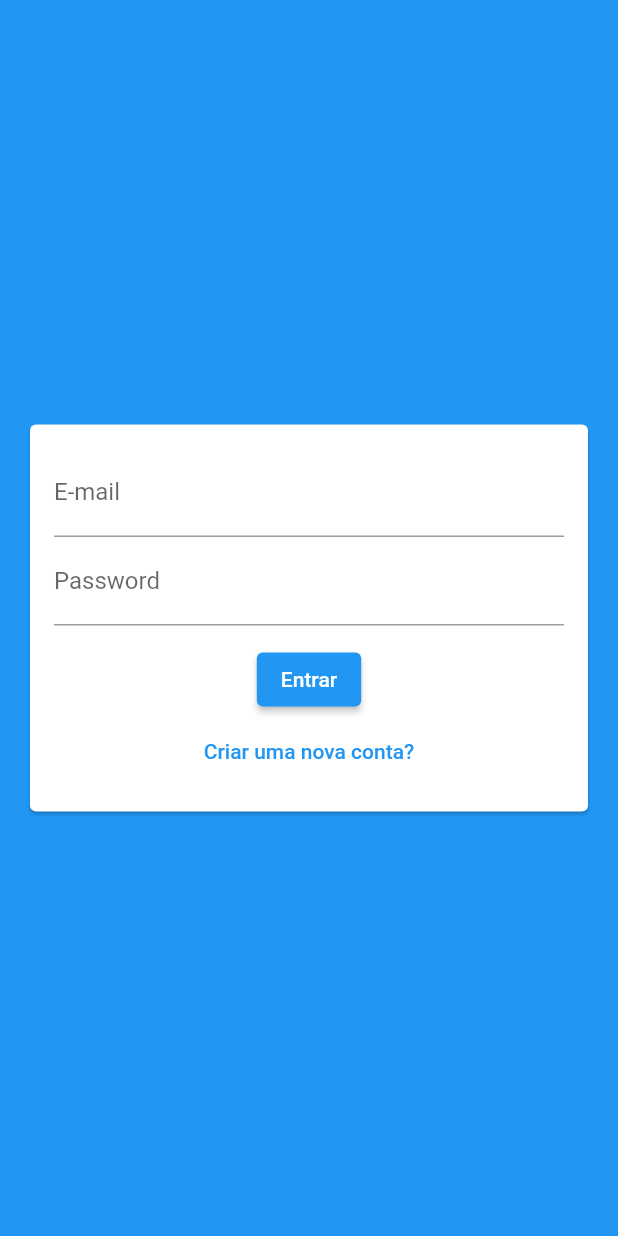
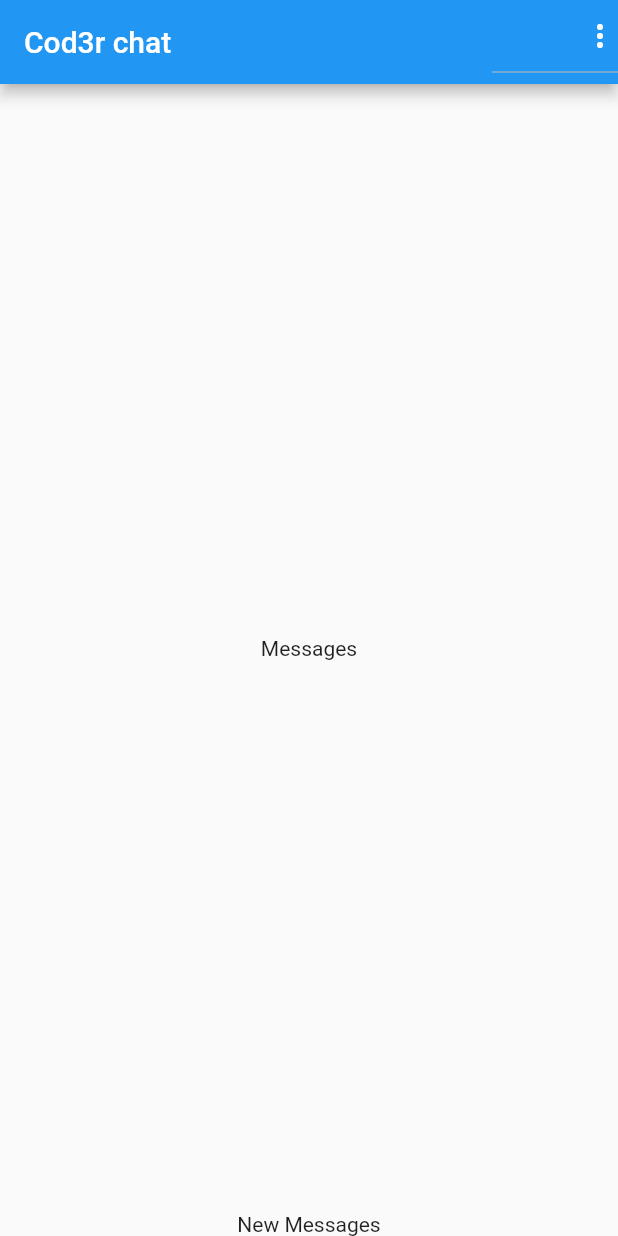
Before and after one commit to Yures1lva/chat-firebase, a Flutter app: the screen it shows after launch, on a phone screen of 412 x 824 dp. Run offline on Flutter 3.47's test engine with Material 2 defaults, Android fonts, the phone set to English and light mode, and no system bars; our stand-ins replace image_picker; accounts and stored records are empty.

Commit message:
começando chatPage e terminando authservice

```diff
--- /dev/null
+++ b/chat_firebase/lib/componets/messages.dart
@@ -0,0 +1,12 @@
+import 'package:flutter/material.dart';
+
+class Messages extends StatelessWidget {
+  const Messages({super.key});
+
+  @override
+  Widget build(BuildContext context) {
+    return const Center(
+      child: Text("Messages"),
+    );
+  }
+}
--- /dev/null
+++ b/chat_firebase/lib/componets/new_messages.dart
@@ -0,0 +1,12 @@
+import 'package:flutter/material.dart';
+
+class NewMessages extends StatelessWidget {
+  const NewMessages({super.key});
+
+  @override
+  Widget build(BuildContext context) {
+    return const Center(
+      child: Text("New Messages"),
+    );
+  }
+}
--- a/chat_firebase/lib/core/services/auth/auth_mock_service.dart
+++ b/chat_firebase/lib/core/services/auth/auth_mock_service.dart
@@ -7,13 +7,18 @@ import 'package:chat_firebase/core/services/auth/auth_service.dart';
 import '../../models/chat_user.dart';
 
 class AuthMockServie implements AuthService {
+
+  static final _defaultuser = ChatUser(name: "name", email: "arroz@gmail.com", id: "1", imageUrl: "assets/image/avatar.png",);
+
   // ignore: prefer_final_fields
-  static Map<String, ChatUser> _users = {};
+  static Map<String, ChatUser> _users = {
+    _defaultuser.email: _defaultuser,
+  };
   static ChatUser? _currentUser;
   static MultiStreamController<ChatUser?>? _controller;
   static final _userStream = Stream<ChatUser?>.multi((controller) {
     _controller = controller;
-    _updateUser(null);
+    _updateUser(_defaultuser);
   });
 
   @override
@@ -37,7 +42,7 @@ class AuthMockServie implements AuthService {
         name: name,
         email: email,
         id: Random().nextDouble().toString(),
-        imageUrl: image?.path ?? '/assets/images/...');
+        imageUrl: image?.path ?? 'assets/images/avatar.png');
 
     _users.putIfAbsent(email, () => newUser);
     _updateUser(newUser);
--- a/chat_firebase/lib/core/services/auth/auth_service.dart
+++ b/chat_firebase/lib/core/services/auth/auth_service.dart
@@ -1,4 +1,6 @@
 import 'dart:io';
+
+import 'package:chat_firebase/core/services/auth/auth_mock_service.dart';
 
 import '../../models/chat_user.dart';
 
@@ -18,4 +20,8 @@ abstract class AuthService {
     String password,
   );
   Future<void> logout();
+
+  factory AuthService (){
+    return AuthMockServie();
+  }
 }
--- a/chat_firebase/lib/pages/auth_or_app_page.dart
+++ b/chat_firebase/lib/pages/auth_or_app_page.dart
@@ -1,5 +1,5 @@
 import 'package:chat_firebase/core/models/chat_user.dart';
-import 'package:chat_firebase/core/services/auth/auth_mock_service.dart';
+import 'package:chat_firebase/core/services/auth/auth_service.dart';
 import 'package:chat_firebase/pages/auth_page.dart';
 import 'package:chat_firebase/pages/chat_page.dart';
 import 'package:chat_firebase/pages/loading_page.dart';
@@ -12,7 +12,7 @@ class AuthAppPAge extends StatelessWidget {
   Widget build(BuildContext context) {
     return Scaffold(
       body: StreamBuilder<ChatUser?>(
-        stream: AuthMockServie().userChanges,
+        stream: AuthService().userChanges,
         builder: ((context, snapshot) {
           if (snapshot.connectionState == ConnectionState.waiting) {
             return const LoadingPage();
--- a/chat_firebase/lib/pages/auth_page.dart
+++ b/chat_firebase/lib/pages/auth_page.dart
@@ -1,6 +1,6 @@
 import 'package:chat_firebase/componets/auth_form.dart';
 import 'package:chat_firebase/core/models/auth_form_data.dart';
-import 'package:chat_firebase/core/services/auth/auth_mock_service.dart';
+import 'package:chat_firebase/core/services/auth/auth_service.dart';
 import 'package:flutter/material.dart';
 
 class AuthPage extends StatefulWidget {
@@ -19,10 +19,10 @@ class _AuthPageState extends State<AuthPage> {
 
       if (formData.isLogin) {
         // login
-        await AuthMockServie().login(formData.email, formData.password);
+        await AuthService().login(formData.email, formData.password);
       } else {
         //singUp
-        await AuthMockServie().singUp(
+        await  AuthService().singUp(
             formData.name, formData.email, formData.password, formData.image);
       }
     } catch (error) {
--- a/chat_firebase/lib/pages/chat_page.dart
+++ b/chat_firebase/lib/pages/chat_page.dart
@@ -1,4 +1,6 @@
-import 'package:chat_firebase/core/services/auth/auth_mock_service.dart';
+import 'package:chat_firebase/componets/messages.dart';
+import 'package:chat_firebase/componets/new_messages.dart';
+import 'package:chat_firebase/core/services/auth/auth_service.dart';
 import 'package:flutter/material.dart';
 
 class ChatPage extends StatelessWidget {
@@ -7,18 +9,41 @@ class ChatPage extends StatelessWidget {
   @override
   Widget build(BuildContext context) {
     return Scaffold(
-      body: Center(
-        child: Column(
-          children: [
-            Text("Chat page"),
-            TextButton(
-                onPressed: () {
-                  AuthMockServie().logout();
-                },
-                child: Text("Logout"))
+      appBar: AppBar(
+        title: Text("Cod3r chat",),
+        actions: [
+
+          DropdownButton(
+            icon: Icon(Icons.more_vert, color: Theme.of(context).primaryIconTheme.color,
+          ),
+          items: <DropdownMenuItem>[
+            DropdownMenuItem(
+
+              value: "logout",
+              child: Container(child: Row(
+              children: [
+                Icon(Icons.exit_to_app, color: Theme.of(context).primaryColorDark,),
+                SizedBox(
+                  width: 10,
+                ),
+                Text("sair", style: TextStyle(color: Theme.of(context).primaryColorDark,),)
+              ],
+            ),),)
           ],
-        ),
+          onChanged: (value) {
+            if(value == 'logout'){
+              AuthService().logout();
+            }
+          },
+           )
+        ],
       ),
+      body: SafeArea(child: Column(
+        children: [
+          Expanded(child: Messages()),
+          NewMessages(),
+        ],
+      ))
     );
   }
 }
--- a/chat_firebase/pubspec.yaml
+++ b/chat_firebase/pubspec.yaml
@@ -59,10 +59,8 @@ flutter:
   uses-material-design: true
 
   # To add assets to your application, add an assets section, like this:
-  # assets:
-  #   - images/a_dot_burr.jpeg
-  #   - images/a_dot_ham.jpeg
-
+  assets:
+     - assets/images/avatar.png
   # An image asset can refer to one or more resolution-specific "variants", see
   # https://flutter.dev/assets-and-images/#resolution-aware
 
```
Also changed, not shown: chat_firebase/assets/images/avatar.png (added), chat_firebase/pubspec.lock.
